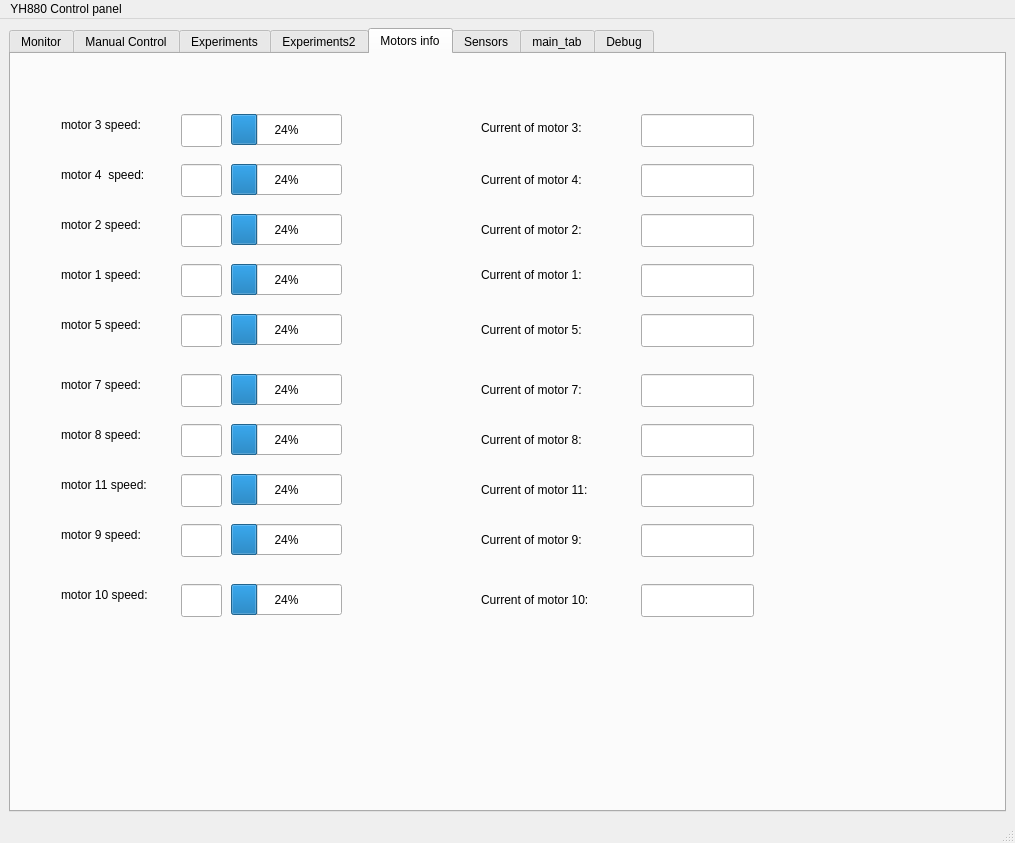
Before: the Qt Designer form src/Qt_gui_test/src/mainwindow.ui in allanwhledu/yammar_ws, drawn with Qt 5.
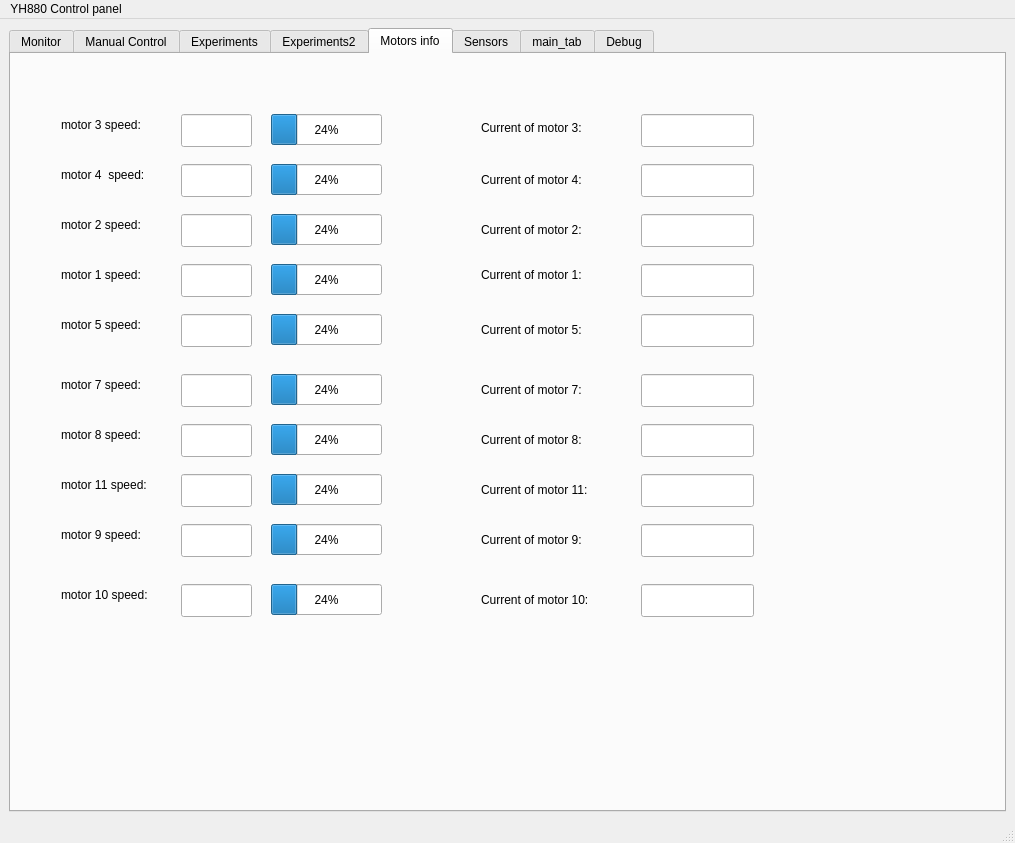
After: the same form once the commit is applied. The open tabs and pages were chosen to show the change. Custom widgets are drawn as their Qt base class.

```diff
--- a/src/Qt_gui_test/src/mainwindow.ui
+++ b/src/Qt_gui_test/src/mainwindow.ui
@@ -1975,7 +1975,7 @@
          <rect>
           <x>170</x>
           <y>110</y>
-          <width>41</width>
+          <width>71</width>
           <height>33</height>
          </rect>
         </property>
@@ -2009,7 +2009,7 @@
        <widget class="QProgressBar" name="progressBar1_4">
         <property name="geometry">
          <rect>
-          <x>220</x>
+          <x>260</x>
           <y>60</y>
           <width>111</width>
           <height>31</height>
@@ -2024,7 +2024,7 @@
          <rect>
           <x>170</x>
           <y>160</y>
-          <width>41</width>
+          <width>71</width>
           <height>33</height>
          </rect>
         </property>
@@ -2032,7 +2032,7 @@
        <widget class="QProgressBar" name="progressBar1_5">
         <property name="geometry">
          <rect>
-          <x>220</x>
+          <x>260</x>
           <y>110</y>
           <width>111</width>
           <height>31</height>
@@ -2047,7 +2047,7 @@
          <rect>
           <x>170</x>
           <y>60</y>
-          <width>41</width>
+          <width>71</width>
           <height>33</height>
          </rect>
         </property>
@@ -2055,7 +2055,7 @@
        <widget class="QProgressBar" name="progressBar1_6">
         <property name="geometry">
          <rect>
-          <x>220</x>
+          <x>260</x>
           <y>160</y>
           <width>111</width>
           <height>31</height>
@@ -2068,7 +2068,7 @@
        <widget class="QProgressBar" name="progressBar1_7">
         <property name="geometry">
          <rect>
-          <x>220</x>
+          <x>260</x>
           <y>210</y>
           <width>111</width>
           <height>31</height>
@@ -2096,7 +2096,7 @@
          <rect>
           <x>170</x>
           <y>210</y>
-          <width>41</width>
+          <width>71</width>
           <height>33</height>
          </rect>
         </property>
@@ -2117,7 +2117,7 @@
        <widget class="QProgressBar" name="progressBar1_8">
         <property name="geometry">
          <rect>
-          <x>220</x>
+          <x>260</x>
           <y>260</y>
           <width>111</width>
           <height>31</height>
@@ -2132,7 +2132,7 @@
          <rect>
           <x>170</x>
           <y>260</y>
-          <width>41</width>
+          <width>71</width>
           <height>33</height>
          </rect>
         </property>
@@ -2153,7 +2153,7 @@
        <widget class="QProgressBar" name="progressBar1_9">
         <property name="geometry">
          <rect>
-          <x>220</x>
+          <x>260</x>
           <y>320</y>
           <width>111</width>
           <height>31</height>
@@ -2168,7 +2168,7 @@
          <rect>
           <x>170</x>
           <y>320</y>
-          <width>41</width>
+          <width>71</width>
           <height>33</height>
          </rect>
         </property>
@@ -2189,7 +2189,7 @@
        <widget class="QProgressBar" name="progressBar1_10">
         <property name="geometry">
          <rect>
-          <x>220</x>
+          <x>260</x>
           <y>370</y>
           <width>111</width>
           <height>31</height>
@@ -2204,7 +2204,7 @@
          <rect>
           <x>170</x>
           <y>370</y>
-          <width>41</width>
+          <width>71</width>
           <height>33</height>
          </rect>
         </property>
@@ -2225,7 +2225,7 @@
        <widget class="QProgressBar" name="progressBar1_11">
         <property name="geometry">
          <rect>
-          <x>220</x>
+          <x>260</x>
           <y>420</y>
           <width>111</width>
           <height>31</height>
@@ -2240,7 +2240,7 @@
          <rect>
           <x>170</x>
           <y>420</y>
-          <width>41</width>
+          <width>71</width>
           <height>33</height>
          </rect>
         </property>
@@ -2261,7 +2261,7 @@
        <widget class="QProgressBar" name="progressBar1_12">
         <property name="geometry">
          <rect>
-          <x>220</x>
+          <x>260</x>
           <y>470</y>
           <width>111</width>
           <height>31</height>
@@ -2276,7 +2276,7 @@
          <rect>
           <x>170</x>
           <y>470</y>
-          <width>41</width>
+          <width>71</width>
           <height>33</height>
          </rect>
         </property>
@@ -2297,7 +2297,7 @@
        <widget class="QProgressBar" name="progressBar1_13">
         <property name="geometry">
          <rect>
-          <x>220</x>
+          <x>260</x>
           <y>530</y>
           <width>111</width>
           <height>31</height>
@@ -2312,7 +2312,7 @@
          <rect>
           <x>170</x>
           <y>530</y>
-          <width>41</width>
+          <width>71</width>
           <height>33</height>
          </rect>
         </property>
```
Left out of the diff: 28 changed lines with no effect on the pictures.
